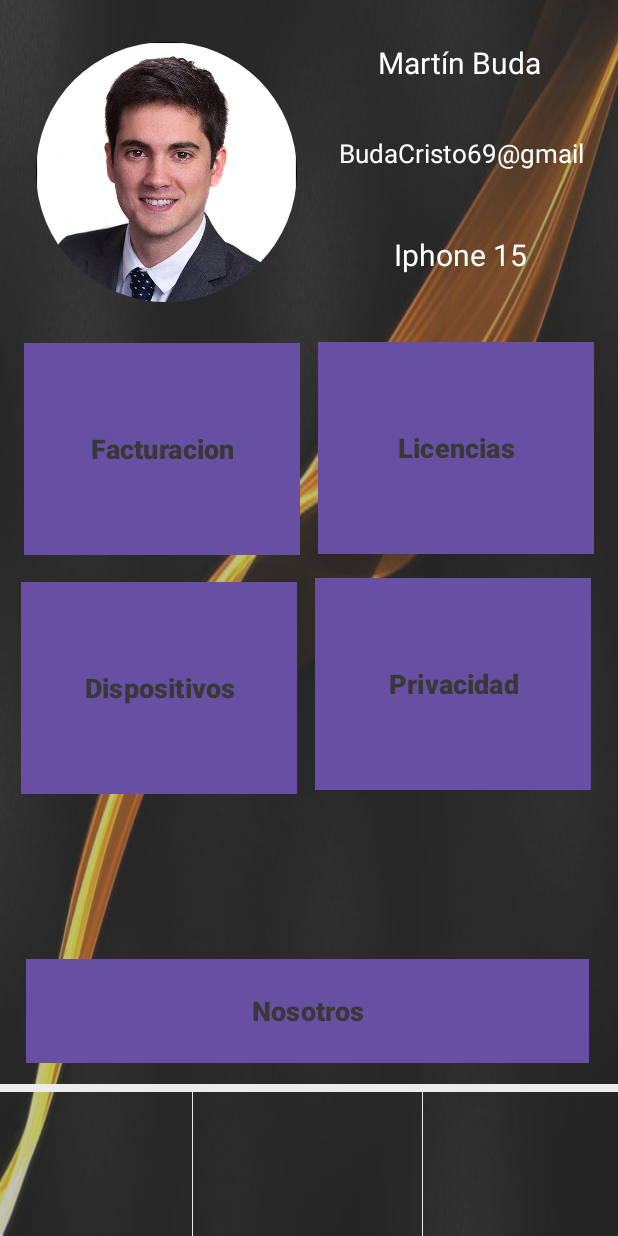
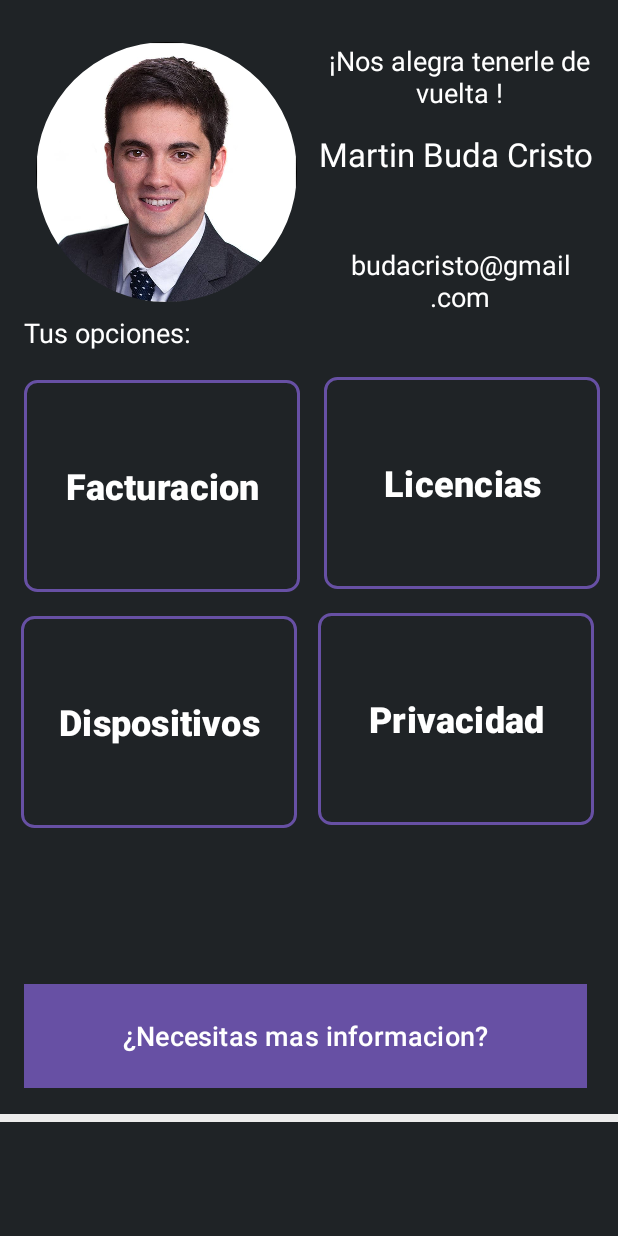
Before and after one commit to lcontvir/Eney-X, an Android app: the activity_perfilUsuario screen opened directly, with no data from a screen before it, on a phone screen of 412 x 824 dp. Run offline under Robolectric (Android 15) with nearby library versions, the phone set to English and light mode, and no system bars.

Commit message:
fix: Added new interface

```diff
--- /dev/null
+++ b/app/src/main/res/drawable/boton_bordes_blancos.xml
@@ -0,0 +1,18 @@
+<?xml version="1.0" encoding="utf-8"?>
+
+<selector xmlns:android="http://schemas.android.com/apk/res/android">
+    <item android:state_pressed="true">
+        <shape>
+            <solid android:color="#FFFFFF" /> <!-- Color de fondo cuando el botón está presionado -->
+            <stroke android:width="2dp" android:color="#FFFFFF" /> <!-- Grosor y color del borde cuando el botón está presionado -->
+            <corners android:radius="8dp" /> <!-- Radio de las esquinas del botón -->
+        </shape>
+    </item>
+    <item>
+        <shape>
+            <solid android:color="#00FFFFFF" /> <!-- Color de fondo cuando el botón no está presionado -->
+            <stroke android:width="2dp" android:color="#FFFFFF" /> <!-- Grosor y color del borde cuando el botón no está presionado -->
+            <corners android:radius="8dp" /> <!-- Radio de las esquinas del botón -->
+        </shape>
+    </item>
+</selector>
--- a/app/src/main/res/layout/activity_perfil_usuario.xml
+++ b/app/src/main/res/layout/activity_perfil_usuario.xml
@@ -4,7 +4,7 @@
     xmlns:tools="http://schemas.android.com/tools"
     android:layout_width="match_parent"
     android:layout_height="match_parent"
-    android:background="@drawable/PerfilUsuarioFondoDos"
+    android:background="@color/background"
     tools:context=".MainActivity"
 
 
@@ -23,111 +23,64 @@
         app:shapeAppearanceOverlay="@style/EstiloImagenCircular" />
 
     <TextView
-        android:id="@+id/Nombre_apellido"
+        android:id="@+id/MensajeBienvenida"
         android:layout_width="184dp"
         android:layout_height="46dp"
         android:layout_marginStart="16dp"
         android:layout_marginTop="28dp"
-        android:text="Martín Buda"
+        android:text="¡Nos alegra tenerle de vuelta !"
         android:textAlignment="center"
         android:textColor="@color/white"
-        android:textSize="20dp"
+        android:textSize="18dp"
         app:layout_constraintStart_toEndOf="@+id/imageView2"
         app:layout_constraintTop_toTopOf="parent" />
+
+
+    <ImageView
+        android:id="@+id/imageView"
+        android:layout_width="180dp"
+        android:layout_height="202dp"
+        android:layout_marginStart="83dp"
+        android:layout_marginBottom="20dp"
+        android:alpha="0.3"
+        app:layout_constraintBottom_toTopOf="@+id/dispositivo"
+        app:layout_constraintStart_toEndOf="@+id/imageView2"
+        tools:srcCompat="@drawable/LogoEney" />
+
 
     <TextView
         android:id="@+id/dispositivo"
         android:layout_width="185dp"
         android:layout_height="43dp"
         android:layout_marginStart="16dp"
-        android:layout_marginTop="16dp"
-        android:text="Iphone 15"
+        android:layout_marginTop="164dp"
+        android:text="budacristo@gmail.com"
         android:textAlignment="center"
         android:textColor="@color/white"
-        android:textSize="20dp"
+        android:textSize="18dp"
         app:layout_constraintStart_toEndOf="@+id/imageView2"
-        app:layout_constraintTop_toBottomOf="@+id/Email" />
+        app:layout_constraintTop_toTopOf="parent" />
 
     <TextView
-        android:id="@+id/Email"
+        android:id="@+id/Nombre"
         android:layout_width="184dp"
         android:layout_height="50dp"
-        android:layout_marginStart="17dp"
-        android:layout_marginTop="62dp"
-        android:text="BudaCristo69@gmail"
+        android:layout_marginStart="212dp"
+        android:layout_marginTop="88dp"
+        android:text="Martin Buda Cristo"
         android:textAlignment="center"
         android:textAppearance="@style/TextAppearance.AppCompat.Small"
         android:textColor="@color/white"
-        android:textSize="17dp"
-        app:layout_constraintStart_toEndOf="@+id/imageView2"
-        app:layout_constraintTop_toTopOf="@+id/Nombre_apellido" />
-
-
-    <Button
-        android:id="@+id/button6"
-        style="@style/EstiloBotonRectangular"
-        android:layout_width="184dp"
-        android:layout_height="141dp"
-        android:layout_marginTop="72dp"
-        android:layout_marginEnd="16dp"
-        android:text="Licencias"
-        android:textColor="#3A3737"
-        android:textSize="18dp"
-        android:textStyle="bold"
-        app:layout_constraintEnd_toEndOf="parent"
-        app:layout_constraintTop_toTopOf="@+id/dispositivo" />
-
-    <Button
-        android:id="@+id/button"
-        style="@style/EstiloBotonRectangular"
-        android:layout_width="184dp"
-        android:layout_height="141dp"
-        android:layout_marginStart="196dp"
-        android:layout_marginTop="16dp"
-        android:text="Privacidad"
-        android:textColor="#3A3737"
-        android:textSize="18dp"
-        android:textStyle="bold"
-        app:layout_constraintStart_toStartOf="@+id/button7"
-        app:layout_constraintTop_toBottomOf="@+id/button6" />
-
-    <Button
-        android:id="@+id/button8"
-        style="@style/EstiloBotonRectangular"
-        android:layout_width="184dp"
-        android:layout_height="141dp"
-        android:layout_marginStart="16dp"
-        android:layout_marginTop="27dp"
-        android:text="Facturacion"
-        android:textColor="#3A3737"
-        android:textSize="18dp"
-        android:textStyle="bold"
+        android:textSize="22dp"
         app:layout_constraintStart_toStartOf="parent"
-        app:layout_constraintTop_toBottomOf="@+id/imageView2" />
-
-    <Button
-        android:id="@+id/button7"
-        style="@style/EstiloBotonRectangular"
-        android:layout_width="184dp"
-        android:layout_height="141dp"
-        android:layout_marginStart="14dp"
-        android:layout_marginTop="18dp"
-        android:text="Dispositivos"
-        android:textColor="#3A3737"
-        android:textSize="18dp"
-        android:textStyle="bold"
-        app:layout_constraintStart_toStartOf="parent"
-        app:layout_constraintTop_toBottomOf="@+id/button8" />
-
+        app:layout_constraintTop_toTopOf="parent" />
 
     <ImageButton
         android:id="@+id/botonCasita"
         android:layout_width="85dp"
         android:layout_height="70dp"
-        android:layout_marginStart="24dp"
-        android:layout_marginTop="18dp"
-        android:layout_marginEnd="302dp"
-        android:adjustViewBounds="true"
+        android:layout_marginStart="14dp"
+        android:layout_marginBottom="5dp"
         android:background="@android:color/transparent"
         android:contentDescription="Botón de casita"
         android:scaleType="fitCenter"
@@ -140,30 +93,25 @@
 
     <ImageButton
         android:id="@+id/botonCasita7"
-        android:layout_width="85dp"
-        android:layout_height="70dp"
-        android:layout_marginStart="163dp"
-        android:layout_marginTop="18dp"
-        android:layout_marginEnd="163dp"
-        android:adjustViewBounds="true"
+        android:layout_width="88dp"
+        android:layout_height="73dp"
+        android:layout_marginStart="161dp"
+        android:layout_marginEnd="162dp"
+        android:layout_marginBottom="5dp"
         android:background="@android:color/transparent"
         android:contentDescription="Botón de casita"
         android:scaleType="fitCenter"
         app:layout_constraintBottom_toBottomOf="parent"
         app:layout_constraintEnd_toEndOf="parent"
         app:layout_constraintStart_toStartOf="parent"
-        app:layout_constraintTop_toBottomOf="@+id/imageViewSeparator"
-        app:layout_constraintVertical_bias="0.0"
-        tools:src="@drawable/escudo" />
+        tools:src="@drawable/PerfilUsuarioEscudo" />
 
     <ImageButton
         android:id="@+id/botonCasita8"
         android:layout_width="85dp"
         android:layout_height="70dp"
-        android:layout_marginStart="309dp"
-        android:layout_marginTop="18dp"
-        android:layout_marginEnd="17dp"
-        android:adjustViewBounds="true"
+        android:layout_marginEnd="22dp"
+        android:layout_marginBottom="8dp"
         android:background="@android:color/transparent"
         android:contentDescription="Botón de casita"
         android:scaleType="fitCenter"
@@ -177,52 +125,163 @@
         style="@style/EstiloBotonRectangular"
         android:layout_width="375dp"
         android:layout_height="69dp"
-        android:layout_marginStart="17dp"
-        android:layout_marginEnd="19dp"
-        android:layout_marginBottom="14dp"
-        android:background="#71DF4A"
-        android:text="Nosotros"
-        android:textColor="#3A3737"
+        android:layout_marginStart="16dp"
+        android:layout_marginBottom="20dp"
+        android:background="#300676"
+        android:text="¿Necesitas mas informacion?"
+        android:textColor="@color/white"
         android:textSize="18dp"
+        app:layout_constraintBottom_toTopOf="@+id/imageViewSeparator4"
+        app:layout_constraintStart_toStartOf="parent" />
+
+    <Button
+        android:id="@+id/button6"
+        android:layout_width="184dp"
+        android:layout_height="141dp"
+        android:layout_marginTop="44dp"
+        android:layout_marginEnd="12dp"
+        android:background="@drawable/boton_bordes_blancos"
+        android:text="Licencias"
+        android:textColor="@color/white"
+        android:textSize="24dp"
         android:textStyle="bold"
-        app:layout_constraintBottom_toTopOf="@+id/imageViewSeparator"
         app:layout_constraintEnd_toEndOf="parent"
-        app:layout_constraintStart_toStartOf="parent" />
+        app:layout_constraintTop_toBottomOf="@+id/dispositivo" />
+
+    <Button
+        android:id="@+id/button"
+        android:layout_width="184dp"
+        android:layout_height="141dp"
+        android:layout_marginTop="16dp"
+        android:layout_marginEnd="16dp"
+        android:background="@drawable/boton_bordes_blancos"
+        android:text="Privacidad"
+        android:textColor="@color/white"
+        android:textSize="24dp"
+        android:textStyle="bold"
+        app:layout_constraintEnd_toEndOf="parent"
+        app:layout_constraintTop_toBottomOf="@+id/button6" />
+
+    <ImageView
+        android:id="@+id/imageView6"
+        android:layout_width="166dp"
+        android:layout_height="130dp"
+        android:layout_marginStart="12dp"
+        android:layout_marginTop="8dp"
+        android:alpha="0.1"
+        app:layout_constraintStart_toStartOf="@+id/button7"
+        app:layout_constraintTop_toTopOf="@+id/button7"
+        tools:srcCompat="@drawable/PerfilUsuarioDispositivos" />
+
+    <Button
+        android:id="@+id/button8"
+        android:layout_width="184dp"
+        android:layout_height="141dp"
+        android:layout_marginStart="16dp"
+        android:layout_marginTop="52dp"
+        android:background="@drawable/boton_bordes_blancos"
+        android:text="Facturacion"
+        android:textColor="@color/white"
+        android:textSize="24dp"
+        android:textStyle="bold"
+        app:layout_constraintStart_toStartOf="parent"
+        app:layout_constraintTop_toBottomOf="@+id/imageView2" />
+
+    <ImageView
+        android:id="@+id/imageView5"
+        android:layout_width="178dp"
+        android:layout_height="132dp"
+        android:layout_marginTop="8dp"
+        android:layout_marginEnd="20dp"
+        android:alpha="0.1"
+        app:layout_constraintEnd_toEndOf="parent"
+        app:layout_constraintTop_toTopOf="@+id/button6"
+        tools:srcCompat="@drawable/PerfilUsuarioLlaves" />
+
+    <Button
+        android:id="@+id/button7"
+        android:layout_width="184dp"
+        android:layout_height="141dp"
+        android:layout_marginStart="14dp"
+        android:layout_marginTop="16dp"
+        android:background="@drawable/boton_bordes_blancos"
+        android:text="Dispositivos"
+        android:textColor="@color/white"
+        android:textSize="24dp"
+        android:textStyle="bold"
+        app:layout_constraintStart_toStartOf="parent"
+        app:layout_constraintTop_toBottomOf="@+id/button8" />
+
+    <ImageView
+        android:id="@+id/imageView7"
+        android:layout_width="173dp"
+        android:layout_height="129dp"
+        android:layout_marginEnd="27dp"
+        android:alpha="0.1"
+        app:layout_constraintEnd_toEndOf="parent"
+        app:layout_constraintStart_toStartOf="@+id/button"
+        app:layout_constraintTop_toTopOf="@+id/button"
+        tools:srcCompat="@drawable/PerfilUsuarioCandado" />
+
+    <ImageView
+        android:id="@+id/imageView3"
+        android:layout_width="175dp"
+        android:layout_height="129dp"
+        android:layout_marginStart="4dp"
+        android:layout_marginTop="16dp"
+        android:alpha="0.1"
+        app:layout_constraintStart_toStartOf="@+id/button8"
+        app:layout_constraintTop_toTopOf="@+id/button8"
+        tools:srcCompat="@drawable/PerfilUsuarioCartera2" />
 
     <ImageView
         android:id="@+id/imageViewSeparator"
         android:layout_width="450dp"
         android:layout_height="5dp"
-        android:layout_marginBottom="96dp"
+        android:layout_marginTop="19dp"
         android:background="@color/white"
         android:scaleType="fitXY"
         android:src="@android:drawable/divider_horizontal_bright"
-        app:layout_constraintBottom_toBottomOf="parent"
-        app:layout_constraintStart_toStartOf="parent" />
+        app:layout_constraintBottom_toTopOf="@+id/botonCasita7"
+        app:layout_constraintEnd_toEndOf="parent"
+        app:layout_constraintStart_toStartOf="parent"
+        app:layout_constraintTop_toBottomOf="@+id/button11" />
 
     <ImageView
         android:id="@+id/imageViewSeparator3"
-        android:layout_width="0.7dp"
+        android:layout_width="6dp"
         android:layout_height="110dp"
-        android:layout_marginStart="128dp"
-        android:layout_marginTop="3dp"
         android:background="@color/white"
         android:scaleType="fitXY"
         android:src="@android:drawable/divider_horizontal_bright"
-        app:layout_constraintStart_toStartOf="parent"
+        app:layout_constraintEnd_toStartOf="@+id/botonCasita7"
+        app:layout_constraintStart_toEndOf="@+id/botonCasita"
         app:layout_constraintTop_toTopOf="@+id/imageViewSeparator" />
 
     <ImageView
         android:id="@+id/imageViewSeparator4"
-        android:layout_width="0.7dp"
+        android:layout_width="6dp"
         android:layout_height="110dp"
-        android:layout_marginTop="3dp"
-        android:layout_marginEnd="130dp"
+        android:layout_marginStart="113dp"
+        android:layout_marginEnd="23dp"
         android:background="@color/white"
         android:scaleType="fitXY"
         android:src="@android:drawable/divider_horizontal_bright"
-        app:layout_constraintEnd_toEndOf="parent"
-        app:layout_constraintTop_toTopOf="@+id/imageViewSeparator" />
+        app:layout_constraintEnd_toStartOf="@+id/botonCasita8"
+        app:layout_constraintStart_toStartOf="@+id/botonCasita7"
+        app:layout_constraintTop_toTopOf="@+id/botonCasita7" />
+
+    <TextView
+        android:id="@+id/Opciones"
+        android:layout_width="wrap_content"
+        android:layout_height="wrap_content"
+        android:layout_marginStart="16dp"
+        android:layout_marginTop="8dp"
+        android:text="Tus opciones: "
+        android:textColor="@color/white"
+        android:textSize="18dp"
+        app:layout_constraintStart_toStartOf="parent"
+        app:layout_constraintTop_toBottomOf="@+id/imageView2" />
 
 
 </androidx.constraintlayout.widget.ConstraintLayout>
--- a/app/src/main/res/values/PerfilUsuarioEstilos.xml
+++ b/app/src/main/res/values/PerfilUsuarioEstilos.xml
@@ -14,4 +14,7 @@
         <item name="android:background">@color/amarillito</item>
         <item name="android:textSize">16sp</item>
     </style>
+
+
+
 </resources>
--- a/app/src/main/res/values/colors.xml
+++ b/app/src/main/res/values/colors.xml
@@ -3,4 +3,6 @@
     <color name="black">#FF000000</color>
     <color name="white">#FFFFFFFF</color>
     <color name="amarillito">#FF9436</color>
+    <color name="background">#1f2326</color>
+    <color name="botonMorado">#300676</color>
 </resources>
```
Also changed, not shown: app/src/main/res/drawable/LogoEney.jpg (added), app/src/main/res/drawable/PerfilUsuarioBilletera.png (added), app/src/main/res/drawable/PerfilUsuarioCandado.png (added), app/src/main/res/drawable/PerfilUsuarioCartera2.png (added), app/src/main/res/drawable/PerfilUsuarioDispositivos.png (added), app/src/main/res/drawable/PerfilUsuarioLlaves.png (added).
